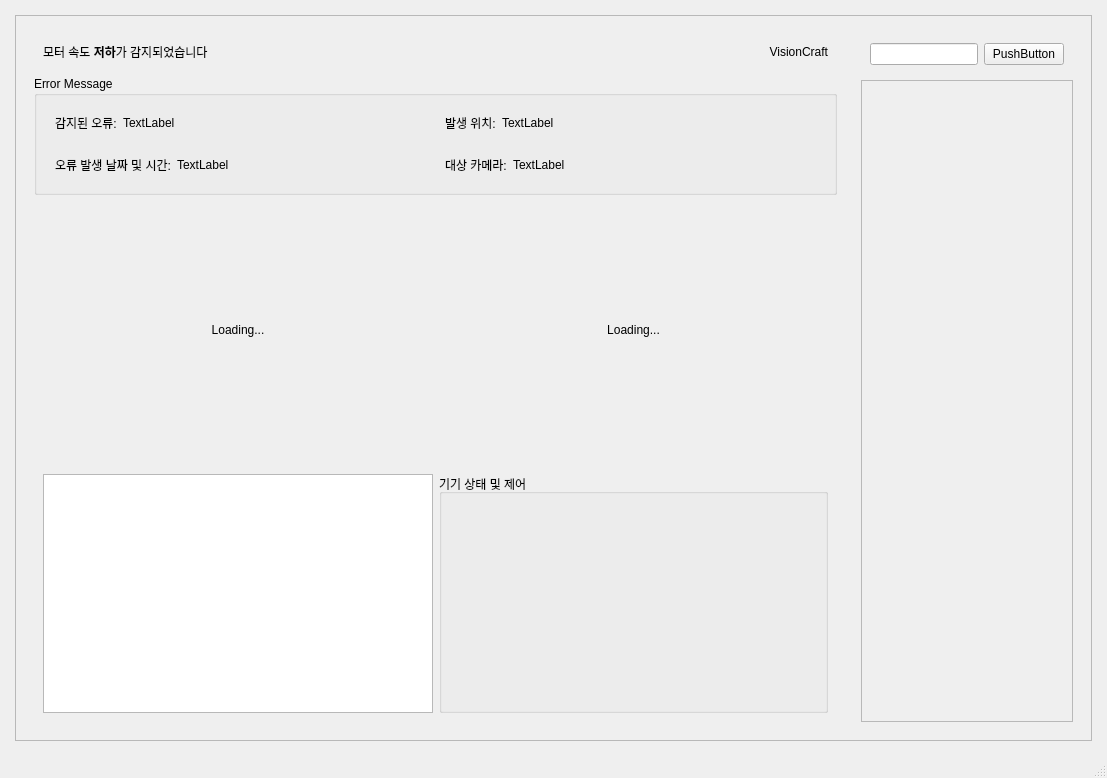
Before: the Qt Designer form client_qt/conveyor.ui in VisionCraft2025/client_qt, drawn with Qt 5.
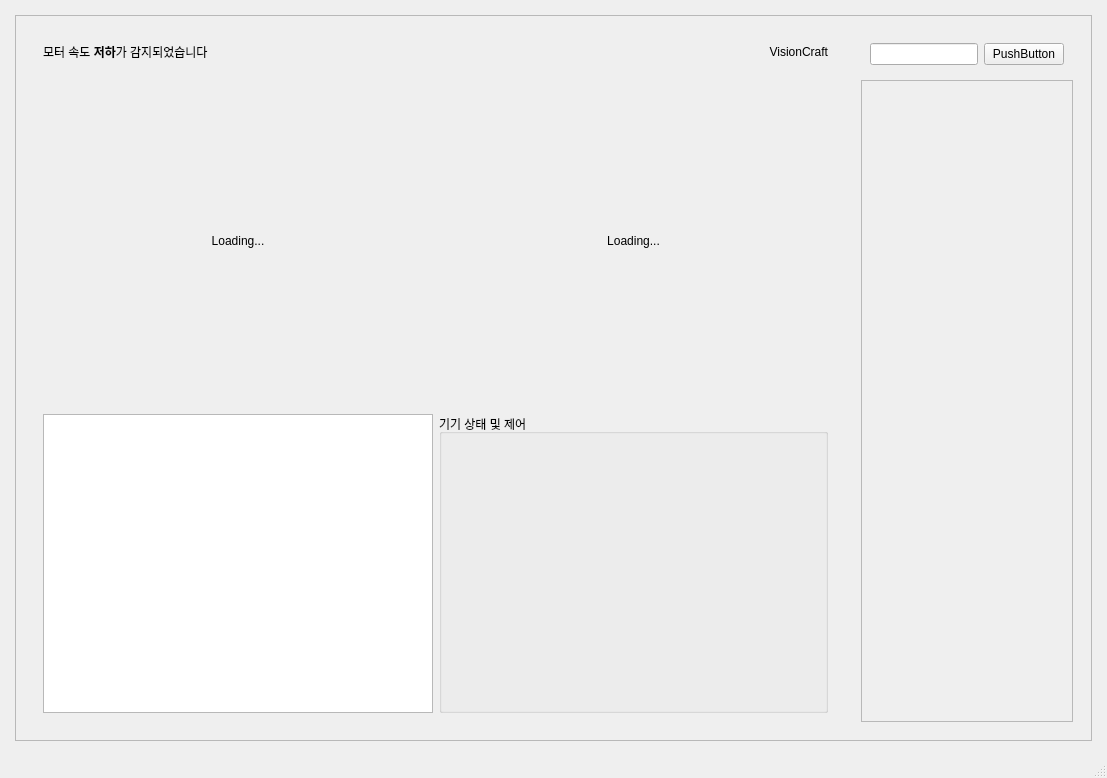
After: the same form once the commit is applied.

Commit message: Style/#51: Update Error Message Panel UI in Conveyor tab

Diff of the .ui file:
```diff
--- a/client_qt/conveyor.ui
+++ b/client_qt/conveyor.ui
@@ -80,150 +80,7 @@
              </widget>
             </item>
             <item>
-             <widget class="QGroupBox" name="groupBox">
-              <property name="title">
-               <string>Error Message</string>
-              </property>
-              <layout class="QGridLayout" name="gridLayout">
-               <property name="horizontalSpacing">
-                <number>0</number>
-               </property>
-               <item row="2" column="0">
-                <widget class="QWidget" name="widget_3" native="true">
-                 <property name="sizePolicy">
-                  <sizepolicy hsizetype="Expanding" vsizetype="Preferred">
-                   <horstretch>0</horstretch>
-                   <verstretch>0</verstretch>
-                  </sizepolicy>
-                 </property>
-                 <layout class="QHBoxLayout" name="horizontalLayout_6">
-                  <item>
-                   <widget class="QLabel" name="labelTimeTitle">
-                    <property name="sizePolicy">
-                     <sizepolicy hsizetype="Minimum" vsizetype="Preferred">
-                      <horstretch>0</horstretch>
-                      <verstretch>0</verstretch>
-                     </sizepolicy>
-                    </property>
-                    <property name="text">
-                     <string>오류 발생 날짜 및 시간:</string>
-                    </property>
-                   </widget>
-                  </item>
-                  <item>
-                   <widget class="QLabel" name="labelTimeValue">
-                    <property name="sizePolicy">
-                     <sizepolicy hsizetype="Expanding" vsizetype="Preferred">
-                      <horstretch>0</horstretch>
-                      <verstretch>0</verstretch>
-                     </sizepolicy>
-                    </property>
-                    <property name="text">
-                     <string>TextLabel</string>
-                    </property>
-                   </widget>
-                  </item>
-                 </layout>
-                </widget>
-               </item>
-               <item row="2" column="1">
-                <widget class="QWidget" name="widget_4" native="true">
-                 <property name="sizePolicy">
-                  <sizepolicy hsizetype="Minimum" vsizetype="Preferred">
-                   <horstretch>0</horstretch>
-                   <verstretch>0</verstretch>
-                  </sizepolicy>
-                 </property>
-                 <layout class="QHBoxLayout" name="horizontalLayout_7">
-                  <item>
-                   <widget class="QLabel" name="labelCameraTitle">
-                    <property name="text">
-                     <string>대상 카메라:</string>
-                    </property>
-                   </widget>
-                  </item>
-                  <item>
-                   <widget class="QLabel" name="labelCameraValue">
-                    <property name="sizePolicy">
-                     <sizepolicy hsizetype="Expanding" vsizetype="Preferred">
-                      <horstretch>0</horstretch>
-                      <verstretch>0</verstretch>
-                     </sizepolicy>
-                    </property>
-                    <property name="text">
-                     <string>TextLabel</string>
-                    </property>
-                   </widget>
-                  </item>
-                 </layout>
-                </widget>
-               </item>
-               <item row="1" column="0">
-                <widget class="QWidget" name="widget_2" native="true">
-                 <layout class="QHBoxLayout" name="horizontalLayout_5">
-                  <item>
-                   <widget class="QLabel" name="labelErrorTitle">
-                    <property name="sizePolicy">
-                     <sizepolicy hsizetype="Minimum" vsizetype="Preferred">
-                      <horstretch>0</horstretch>
-                      <verstretch>0</verstretch>
-                     </sizepolicy>
-                    </property>
-                    <property name="text">
-                     <string>감지된 오류:</string>
-                    </property>
-                   </widget>
-                  </item>
-                  <item>
-                   <widget class="QLabel" name="labelErrorValue">
-                    <property name="sizePolicy">
-                     <sizepolicy hsizetype="Expanding" vsizetype="Preferred">
-                      <horstretch>0</horstretch>
-                      <verstretch>0</verstretch>
-                     </sizepolicy>
-                    </property>
-                    <property name="text">
-                     <string>TextLabel</string>
-                    </property>
-                   </widget>
-                  </item>
-                 </layout>
-                </widget>
-               </item>
-               <item row="1" column="1">
-                <widget class="QWidget" name="widget_5" native="true">
-                 <property name="sizePolicy">
-                  <sizepolicy hsizetype="Minimum" vsizetype="Preferred">
-                   <horstretch>0</horstretch>
-                   <verstretch>0</verstretch>
-                  </sizepolicy>
-                 </property>
-                 <layout class="QHBoxLayout" name="horizontalLayout_8">
-                  <item>
-                   <widget class="QLabel" name="labelLocationTitle">
-                    <property name="text">
-                     <string>발생 위치:</string>
-                    </property>
-                   </widget>
-                  </item>
-                  <item>
-                   <widget class="QLabel" name="labelLocationValue">
-                    <property name="sizePolicy">
-                     <sizepolicy hsizetype="Expanding" vsizetype="Preferred">
-                      <horstretch>0</horstretch>
-                      <verstretch>0</verstretch>
-                     </sizepolicy>
-                    </property>
-                    <property name="text">
-                     <string>TextLabel</string>
-                    </property>
-                   </widget>
-                  </item>
-                 </layout>
-                </widget>
-               </item>
-              </layout>
-             </widget>
+             <widget class="QWidget" name="errorMessageContainer" native="true"/>
             </item>
             <item>
              <widget class="QWidget" name="cameraSectionWidget" native="true">
```
The commit also changes 5 other files.
